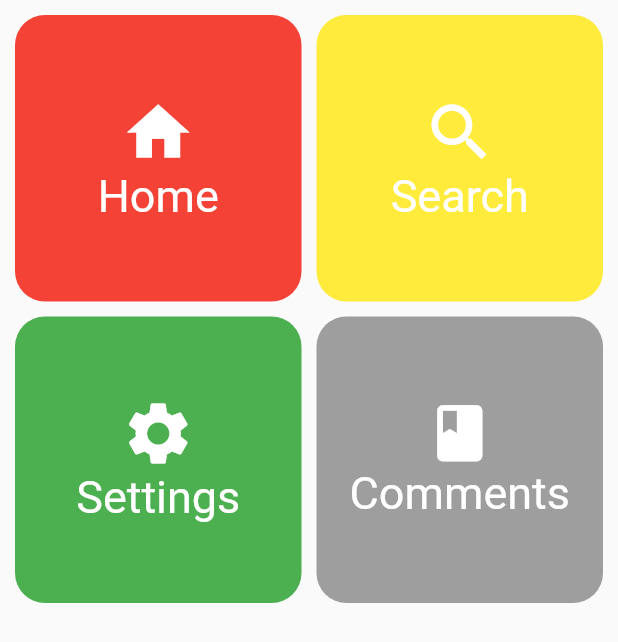
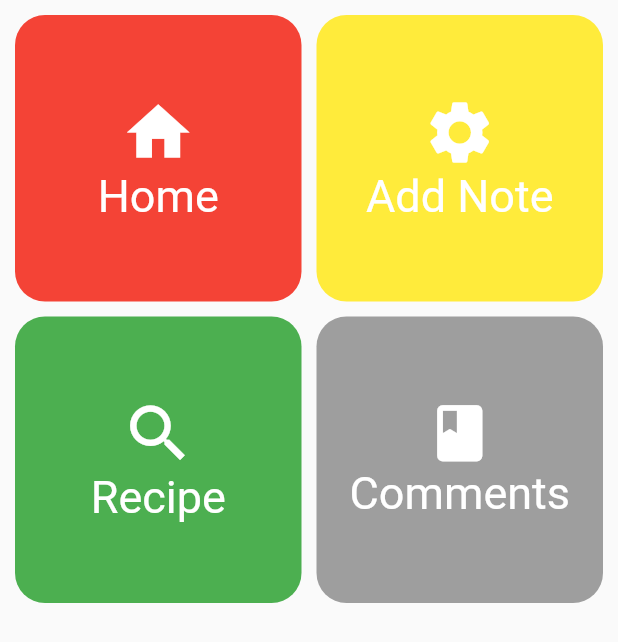
Before and after one commit to udarasandaruwan96/CTSE_Project_2023, a Flutter app: the Dashboard screen opened directly, on a phone screen of 412 x 824 dp. Shown: the top 642 px of the screen. Run offline on Flutter 3.47's test engine with Material 2 defaults, Android fonts, the phone set to English and light mode, and no system bars; our stand-ins replace cloud_firestore, firebase_auth, firebase_core, flutter_svg, fluttertoast, get; accounts and stored records are empty.

Commit message:
chane icon

```diff
--- a/lib/pages/user/dashboard.dart
+++ b/lib/pages/user/dashboard.dart
@@ -51,8 +51,8 @@ class _DashboardState extends State<Dashboard> {
             child: Column(
               mainAxisAlignment: MainAxisAlignment.center,
               children: [
-              Icon(Icons.search,size: 50,color: Colors.white,),
-              Text("Search",style: TextStyle(color: Colors.white,fontSize: 30),)
+              Icon(Icons.settings,size: 50,color: Colors.white,),
+              Text("Add Note",style: TextStyle(color: Colors.white,fontSize: 30),)
             ],),
             ),
          ),
@@ -64,8 +64,8 @@ class _DashboardState extends State<Dashboard> {
             child: Column(
               mainAxisAlignment: MainAxisAlignment.center,
               children: [
-              Icon(Icons.settings,size: 50,color: Colors.white,),
-              Text("Settings",style: TextStyle(color: Colors.white,fontSize: 30),)
+              Icon(Icons.search,size: 50,color: Colors.white,),
+              Text("Recipe",style: TextStyle(color: Colors.white,fontSize: 30),)
             ],),
             ),
           ),
```
